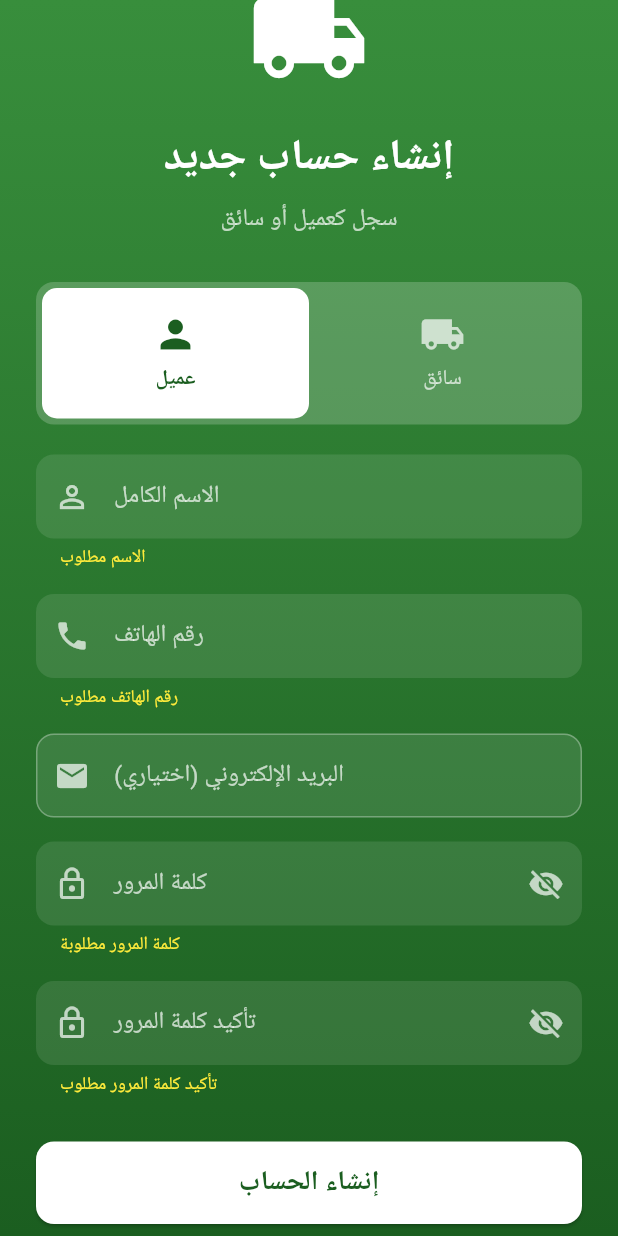
After one commit to TradeLite0/longest-ice, a Flutter app: the RegisterScreen screen opened directly, scrolled down 59 dp, after a tap on "إنشاء الحساب", on a phone screen of 412 x 824 dp. The commit adds this screen. Run offline on Flutter 3.47's test engine with Material 3 defaults, Android fonts, the phone set to English and light mode, and no system bars; our stand-ins replace flutter_map, geolocator, latlong2, shared_preferences; missing offline and left inert: mobile_scanner; accounts and stored records are empty; Roboto replaces fonts that are missing (Cairo).

Commit message:
Add Register Screen with client/driver selection

```diff
--- a/logistics_app/lib/lib/main.dart
+++ b/logistics_app/lib/lib/main.dart
@@ -1,6 +1,7 @@
 import 'package:flutter/material.dart';
 import 'screens/gps_lock_screen.dart';
 import 'screens/login_screen.dart';
+import 'screens/register_screen.dart';
 import 'screens/driver_dashboard.dart';
 import 'screens/map_screen.dart';
 
@@ -55,6 +56,7 @@ class _LogisticsAppState extends State<LogisticsApp> {
           : const LoginScreen(),
       routes: {
         '/login': (context) => const LoginScreen(),
+        '/register': (context) => const RegisterScreen(),
         '/driver_dashboard': (context) => const DriverDashboard(),
         '/map': (context) => const MapScreen(
           destination: 'الموقع',
--- a/logistics_app/lib/lib/screens/login_screen.dart
+++ b/logistics_app/lib/lib/screens/login_screen.dart
@@ -431,6 +431,42 @@ class _LoginScreenState extends State<LoginScreen> {
                         ),
                       ),
                     ),
+                    const SizedBox(height: 24),
+
+                    // 🔗 زرار إنشاء حساب جديد
+                    Container(
+                      width: double.infinity,
+                      height: 55,
+                      decoration: BoxDecoration(
+                        borderRadius: BorderRadius.circular(16),
+                        border: Border.all(color: Colors.white.withOpacity(0.5)),
+                      ),
+                      child: Material(
+                        color: Colors.transparent,
+                        child: InkWell(
+                          borderRadius: BorderRadius.circular(16),
+                          onTap: () => Navigator.pushNamed(context, '/register'),
+                          child: const Center(
+                            child: Row(
+                              mainAxisAlignment: MainAxisAlignment.center,
+                              children: [
+                                Icon(Icons.person_add, color: Colors.white),
+                                SizedBox(width: 12),
+                                Text(
+                                  'إنشاء حساب جديد',
+                                  style: TextStyle(
+                                    fontSize: 18,
+                                    fontWeight: FontWeight.bold,
+                                    color: Colors.white,
+                                  ),
+                                ),
+                              ],
+                            ),
+                          ),
+                        ),
+                      ),
+                    ),
+
                     const SizedBox(height: 32),
 
                     // 📞 معلومات الدعم
--- /dev/null
+++ b/logistics_app/lib/lib/screens/register_screen.dart
@@ -0,0 +1,399 @@
+import 'package:flutter/material.dart';
+import '../services/auth_service.dart';
+
+/// شاشة تسجيل حساب جديد (عميل أو سائق)
+class RegisterScreen extends StatefulWidget {
+  const RegisterScreen({Key? key}) : super(key: key);
+
+  @override
+  State<RegisterScreen> createState() => _RegisterScreenState();
+}
+
+class _RegisterScreenState extends State<RegisterScreen> {
+  final _formKey = GlobalKey<FormState>();
+  final _nameController = TextEditingController();
+  final _phoneController = TextEditingController();
+  final _emailController = TextEditingController();
+  final _passwordController = TextEditingController();
+  final _confirmPasswordController = TextEditingController();
+
+  String _selectedType = 'client'; // 'client' or 'driver'
+  bool _isLoading = false;
+  bool _obscurePassword = true;
+  bool _obscureConfirmPassword = true;
+
+  Future<void> _register() async {
+    if (!_formKey.currentState!.validate()) return;
+
+    if (_passwordController.text != _confirmPasswordController.text) {
+      _showError('كلمات المرور غير متطابقة');
+      return;
+    }
+
+    setState(() => _isLoading = true);
+
+    try {
+      final authService = AuthService();
+      final result = await authService.register(
+        phone: _phoneController.text.trim(),
+        password: _passwordController.text,
+        name: _nameController.text.trim(),
+        userType: _selectedType,
+        email: _emailController.text.trim().isEmpty ? null : _emailController.text.trim(),
+      );
+
+      if (result.success) {
+        _showSuccessDialog();
+      } else {
+        _showError(result.message ?? 'فشل في التسجيل');
+      }
+    } catch (e) {
+      _showError('خطأ في الاتصال: $e');
+    }
+
+    setState(() => _isLoading = false);
+  }
+
+  void _showSuccessDialog() {
+    showDialog(
+      context: context,
+      barrierDismissible: false,
+      builder: (context) => AlertDialog(
+        title: const Row(
+          children: [
+            Icon(Icons.check_circle, color: Colors.green, size: 30),
+            SizedBox(width: 10),
+            Text('تم بنجاح!'),
+          ],
+        ),
+        content: const Text(
+          'تم إنشاء حسابك بنجاح!\n\n'
+          'حسابك في انتظار موافقة المشرف. '
+          'سيتم إخطارك بمجرد تفعيل الحساب.',
+          style: TextStyle(fontSize: 16),
+        ),
+        actions: [
+          TextButton(
+            onPressed: () {
+              Navigator.pop(context);
+              Navigator.pop(context); // Go back to login
+            },
+            child: const Text('الذهاب لتسجيل الدخول'),
+          ),
+        ],
+      ),
+    );
+  }
+
+  void _showError(String message) {
+    ScaffoldMessenger.of(context).showSnackBar(
+      SnackBar(
+        content: Text(message),
+        backgroundColor: Colors.red,
+        behavior: SnackBarBehavior.floating,
+      ),
+    );
+  }
+
+  @override
+  Widget build(BuildContext context) {
+    return Scaffold(
+      body: Container(
+        decoration: BoxDecoration(
+          gradient: LinearGradient(
+            begin: Alignment.topCenter,
+            end: Alignment.bottomCenter,
+            colors: [
+              Colors.green.shade700,
+              Colors.green.shade900,
+            ],
+          ),
+        ),
+        child: SafeArea(
+          child: SingleChildScrollView(
+            padding: const EdgeInsets.all(24),
+            child: Form(
+              key: _formKey,
+              child: Column(
+                crossAxisAlignment: CrossAxisAlignment.stretch,
+                children: [
+                  const SizedBox(height: 20),
+
+                  // أيقونة التطبيق
+                  const Icon(
+                    Icons.local_shipping,
+                    size: 80,
+                    color: Colors.white,
+                  ),
+                  const SizedBox(height: 20),
+
+                  // عنوان
+                  const Text(
+                    'إنشاء حساب جديد',
+                    textAlign: TextAlign.center,
+                    style: TextStyle(
+                      fontSize: 28,
+                      fontWeight: FontWeight.bold,
+                      color: Colors.white,
+                    ),
+                  ),
+                  const SizedBox(height: 8),
+                  const Text(
+                    'سجل كعميل أو سائق',
+                    textAlign: TextAlign.center,
+                    style: TextStyle(
+                      fontSize: 16,
+                      color: Colors.white70,
+                    ),
+                  ),
+                  const SizedBox(height: 30),
+
+                  // اختيار نوع الحساب
+                  Container(
+                    padding: const EdgeInsets.all(4),
+                    decoration: BoxDecoration(
+                      color: Colors.white.withOpacity(0.2),
+                      borderRadius: BorderRadius.circular(12),
+                    ),
+                    child: Row(
+                      children: [
+                        Expanded(
+                          child: _buildTypeButton(
+                            title: 'عميل',
+                            icon: Icons.person,
+                            value: 'client',
+                          ),
+                        ),
+                        Expanded(
+                          child: _buildTypeButton(
+                            title: 'سائق',
+                            icon: Icons.local_shipping,
+                            value: 'driver',
+                          ),
+                        ),
+                      ],
+                    ),
+                  ),
+                  const SizedBox(height: 20),
+
+                  // حقل الاسم
+                  _buildTextField(
+                    controller: _nameController,
+                    label: 'الاسم الكامل',
+                    icon: Icons.person_outline,
+                    validator: (value) {
+                      if (value == null || value.isEmpty) {
+                        return 'الاسم مطلوب';
+                      }
+                      return null;
+                    },
+                  ),
+                  const SizedBox(height: 16),
+
+                  // حقل رقم الهاتف
+                  _buildTextField(
+                    controller: _phoneController,
+                    label: 'رقم الهاتف',
+                    icon: Icons.phone,
+                    keyboardType: TextInputType.phone,
+                    validator: (value) {
+                      if (value == null || value.isEmpty) {
+                        return 'رقم الهاتف مطلوب';
+                      }
+                      if (value.length < 10) {
+                        return 'رقم الهاتف غير صحيح';
+                      }
+                      return null;
+                    },
+                  ),
+                  const SizedBox(height: 16),
+
+                  // حقل البريد (اختياري)
+                  _buildTextField(
+                    controller: _emailController,
+                    label: 'البريد الإلكتروني (اختياري)',
+                    icon: Icons.email,
+                    keyboardType: TextInputType.emailAddress,
+                  ),
+                  const SizedBox(height: 16),
+
+                  // حقل كلمة المرور
+                  _buildTextField(
+                    controller: _passwordController,
+                    label: 'كلمة المرور',
+                    icon: Icons.lock_outline,
+                    obscureText: _obscurePassword,
+                    suffixIcon: IconButton(
+                      icon: Icon(
+                        _obscurePassword ? Icons.visibility_off : Icons.visibility,
+                        color: Colors.white70,
+                      ),
+                      onPressed: () {
+                        setState(() => _obscurePassword = !_obscurePassword);
+                      },
+                    ),
+                    validator: (value) {
+                      if (value == null || value.isEmpty) {
+                        return 'كلمة المرور مطلوبة';
+                      }
+                      if (value.length < 6) {
+                        return 'كلمة المرور قصيرة (6 أحرف على الأقل)';
+                      }
+                      return null;
+                    },
+                  ),
+                  const SizedBox(height: 16),
+
+                  // حقل تأكيد كلمة المرور
+                  _buildTextField(
+                    controller: _confirmPasswordController,
+                    label: 'تأكيد كلمة المرور',
+                    icon: Icons.lock_outline,
+                    obscureText: _obscureConfirmPassword,
+                    suffixIcon: IconButton(
+                      icon: Icon(
+                        _obscureConfirmPassword ? Icons.visibility_off : Icons.visibility,
+                        color: Colors.white70,
+                      ),
+                      onPressed: () {
+                        setState(() => _obscureConfirmPassword = !_obscureConfirmPassword);
+                      },
+                    ),
+                    validator: (value) {
+                      if (value == null || value.isEmpty) {
+                        return 'تأكيد كلمة المرور مطلوب';
+                      }
+                      return null;
+                    },
+                  ),
+                  const SizedBox(height: 30),
+
+                  // زرار التسجيل
+                  SizedBox(
+                    height: 55,
+                    child: ElevatedButton(
+                      onPressed: _isLoading ? null : _register,
+                      style: ElevatedButton.styleFrom(
+                        backgroundColor: Colors.white,
+                        foregroundColor: Colors.green.shade900,
+                        shape: RoundedRectangleBorder(
+                          borderRadius: BorderRadius.circular(12),
+                        ),
+                      ),
+                      child: _isLoading
+                          ? const CircularProgressIndicator()
+                          : const Text(
+                              'إنشاء الحساب',
+                              style: TextStyle(
+                                fontSize: 18,
+                                fontWeight: FontWeight.bold,
+                              ),
+                            ),
+                    ),
+                  ),
+                  const SizedBox(height: 20),
+
+                  // رابط تسجيل الدخول
+                  TextButton(
+                    onPressed: () => Navigator.pop(context),
+                    child: const Text(
+                      'لديك حساب بالفعل؟ تسجيل الدخول',
+                      style: TextStyle(
+                        color: Colors.white,
+                        fontSize: 16,
+                      ),
+                    ),
+                  ),
+                ],
+              ),
+            ),
+          ),
+        ),
+      ),
+    );
+  }
+
+  Widget _buildTypeButton({
+    required String title,
+    required IconData icon,
+    required String value,
+  }) {
+    final isSelected = _selectedType == value;
+    return GestureDetector(
+      onTap: () => setState(() => _selectedType = value),
+      child: Container(
+        padding: const EdgeInsets.symmetric(vertical: 16),
+        decoration: BoxDecoration(
+          color: isSelected ? Colors.white : Colors.transparent,
+          borderRadius: BorderRadius.circular(10),
+        ),
+        child: Column(
+          children: [
+            Icon(
+              icon,
+              color: isSelected ? Colors.green.shade900 : Colors.white70,
+              size: 30,
+            ),
+            const SizedBox(height: 5),
+            Text(
+              title,
+              style: TextStyle(
+                color: isSelected ? Colors.green.shade900 : Colors.white70,
+                fontWeight: isSelected ? FontWeight.bold : null,
+              ),
+            ),
+          ],
+        ),
+      ),
+    );
+  }
+
+  Widget _buildTextField({
+    required TextEditingController controller,
+    required String label,
+    required IconData icon,
+    TextInputType? keyboardType,
+    bool obscureText = false,
+    Widget? suffixIcon,
+    String? Function(String?)? validator,
+  }) {
+    return TextFormField(
+      controller: controller,
+      keyboardType: keyboardType,
+      obscureText: obscureText,
+      style: const TextStyle(color: Colors.white),
+      decoration: InputDecoration(
+        labelText: label,
+        labelStyle: const TextStyle(color: Colors.white70),
+        prefixIcon: Icon(icon, color: Colors.white70),
+        suffixIcon: suffixIcon,
+        filled: true,
+        fillColor: Colors.white.withOpacity(0.1),
+        border: OutlineInputBorder(
+          borderRadius: BorderRadius.circular(12),
+          borderSide: BorderSide.none,
+        ),
+        enabledBorder: OutlineInputBorder(
+          borderRadius: BorderRadius.circular(12),
+          borderSide: BorderSide(color: Colors.white.withOpacity(0.3)),
+        ),
+        focusedBorder: OutlineInputBorder(
+          borderRadius: BorderRadius.circular(12),
+          borderSide: const BorderSide(color: Colors.white),
+        ),
+        errorStyle: const TextStyle(color: Colors.yellow),
+      ),
+      validator: validator,
+    );
+  }
+
+  @override
+  void dispose() {
+    _nameController.dispose();
+    _phoneController.dispose();
+    _emailController.dispose();
+    _passwordController.dispose();
+    _confirmPasswordController.dispose();
+    super.dispose();
+  }
+}
```
